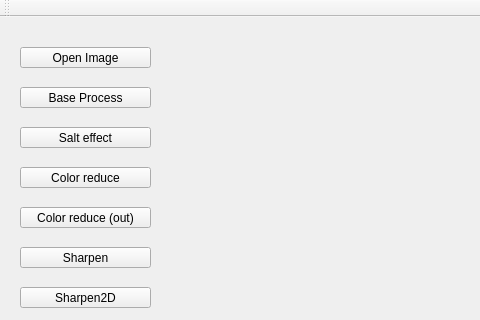
Qt form CPP/BaseCv/mainwindow.ui (abondar24/OpenCV) before a commit; both pictures show x 0 to 480 and y 0 to 320 of the 895 by 470 pixel window.
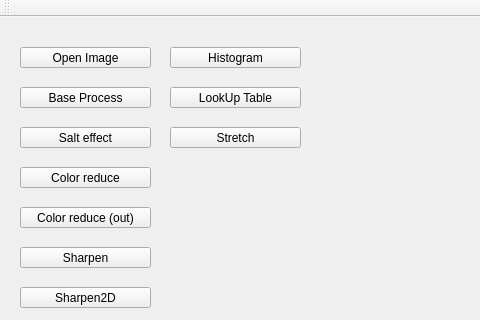
The same form after that commit.

Commit message: histogram demo

What changed in the file:
```diff
--- a/CPP/BaseCv/mainwindow.ui
+++ b/CPP/BaseCv/mainwindow.ui
@@ -131,6 +131,45 @@
      <string>Change color</string>
     </property>
    </widget>
+   <widget class="QPushButton" name="pushButton_9">
+    <property name="geometry">
+     <rect>
+      <x>170</x>
+      <y>30</y>
+      <width>131</width>
+      <height>21</height>
+     </rect>
+    </property>
+    <property name="text">
+     <string>Histogram</string>
+    </property>
+   </widget>
+   <widget class="QPushButton" name="pushButton_10">
+    <property name="geometry">
+     <rect>
+      <x>170</x>
+      <y>70</y>
+      <width>131</width>
+      <height>21</height>
+     </rect>
+    </property>
+    <property name="text">
+     <string>LookUp Table</string>
+    </property>
+   </widget>
+   <widget class="QPushButton" name="pushButton_11">
+    <property name="geometry">
+     <rect>
+      <x>170</x>
+      <y>110</y>
+      <width>131</width>
+      <height>21</height>
+     </rect>
+    </property>
+    <property name="text">
+     <string>Stretch</string>
+    </property>
+   </widget>
   </widget>
   <widget class="QMenuBar" name="menuBar">
    <property name="geometry">
```
The commit also changes 6 other files.
